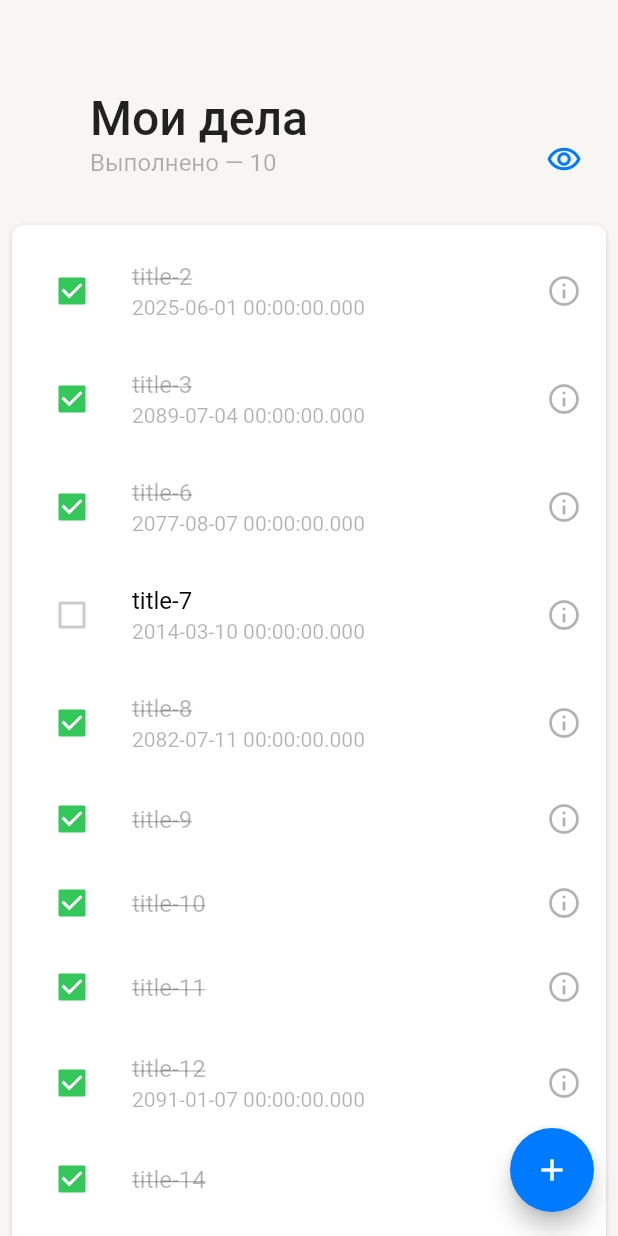
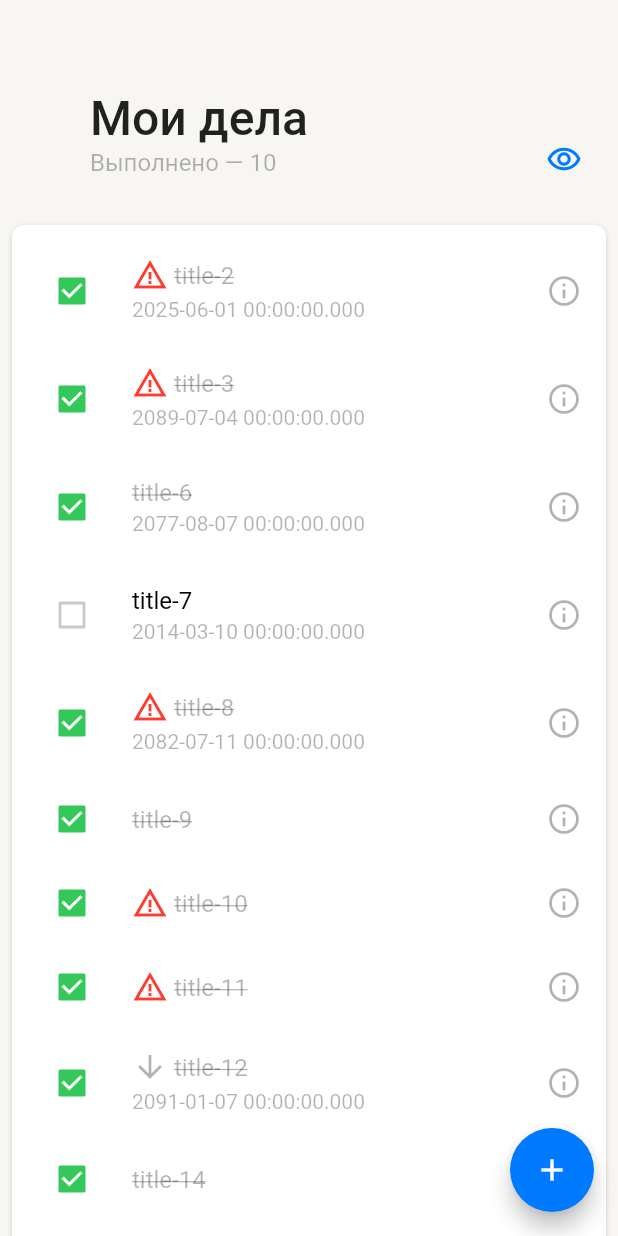
Before and after one commit to eeeedgar/yandex_todo_app, a Flutter app: the screen it shows after launch, on a phone screen of 412 x 824 dp. Run offline on Flutter 3.47's test engine with Material 3 defaults, Android fonts, the phone set to English and light mode, and no system bars; our stand-ins replace equatable, flutter_bloc.

Commit message:
feat: add icons on dismissibles

```diff
--- a/lib/features/tasks/presentation/components/task_dismissable_tile.dart
+++ b/lib/features/tasks/presentation/components/task_dismissable_tile.dart
@@ -88,7 +88,25 @@ class TaskDismissableTile extends StatelessWidget {
             );
           },
         ),
-        title: Text(
+        title: Row(
+          children: [
+            if (task.priority == Priority.low) ...[
+              Icon(
+                Icons.arrow_downward,
+                color: Theme.of(context)
+                    .extension<CustomAppColors>()!
+                    .labelTertiary,
+              ),
+              const SizedBox(width: 4),
+            ],
+            if (task.priority == Priority.high) ...[
+              Icon(
+                Icons.warning_amber,
+                color: Theme.of(context).extension<CustomAppColors>()!.red,
+              ),
+              const SizedBox(width: 4),
+            ],
+            Text(
               task.title,
               style: task.completeStatus == CompleteStatus.done
                   ? AppFonts.b1.copyWith(
@@ -108,6 +126,8 @@ class TaskDismissableTile extends StatelessWidget {
                           .extension<CustomAppColors>()!
                           .labelPrimary,
                     ),
+            ),
+          ],
         ),
         subtitle: (task.deadline != null)
             ? Text(
```
Lines whose indentation alone changed are shown as unchanged.
